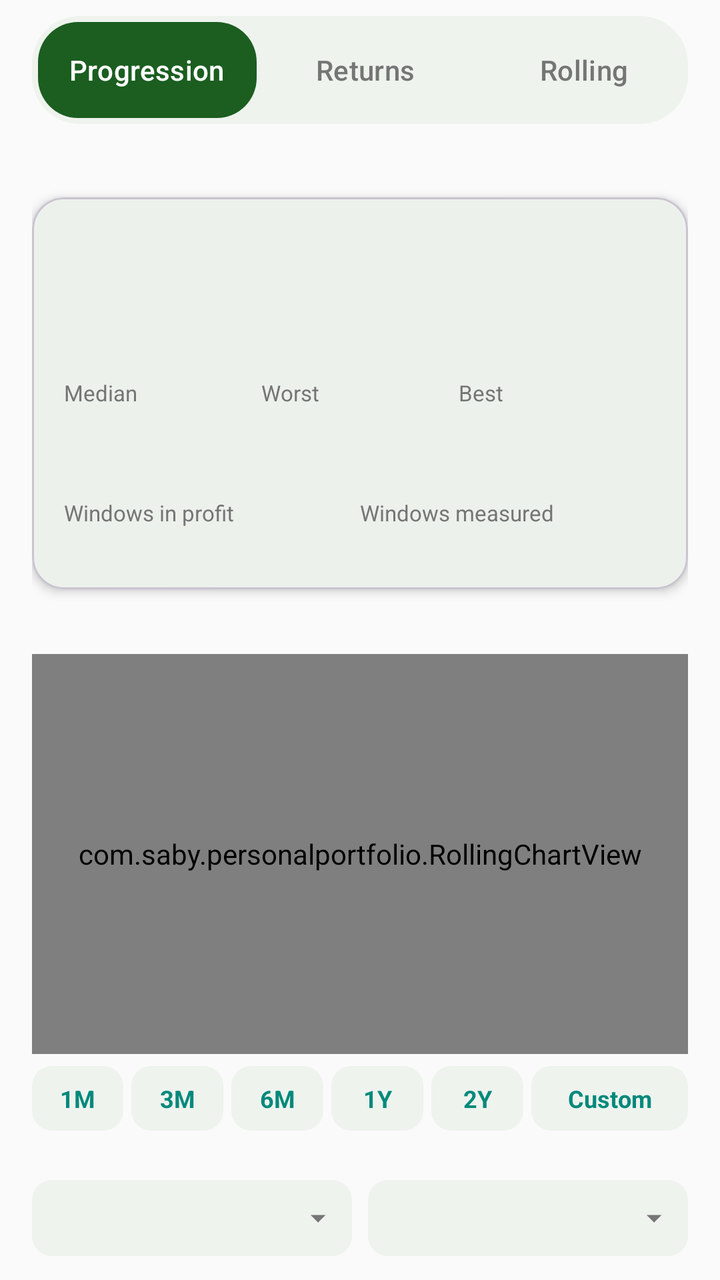
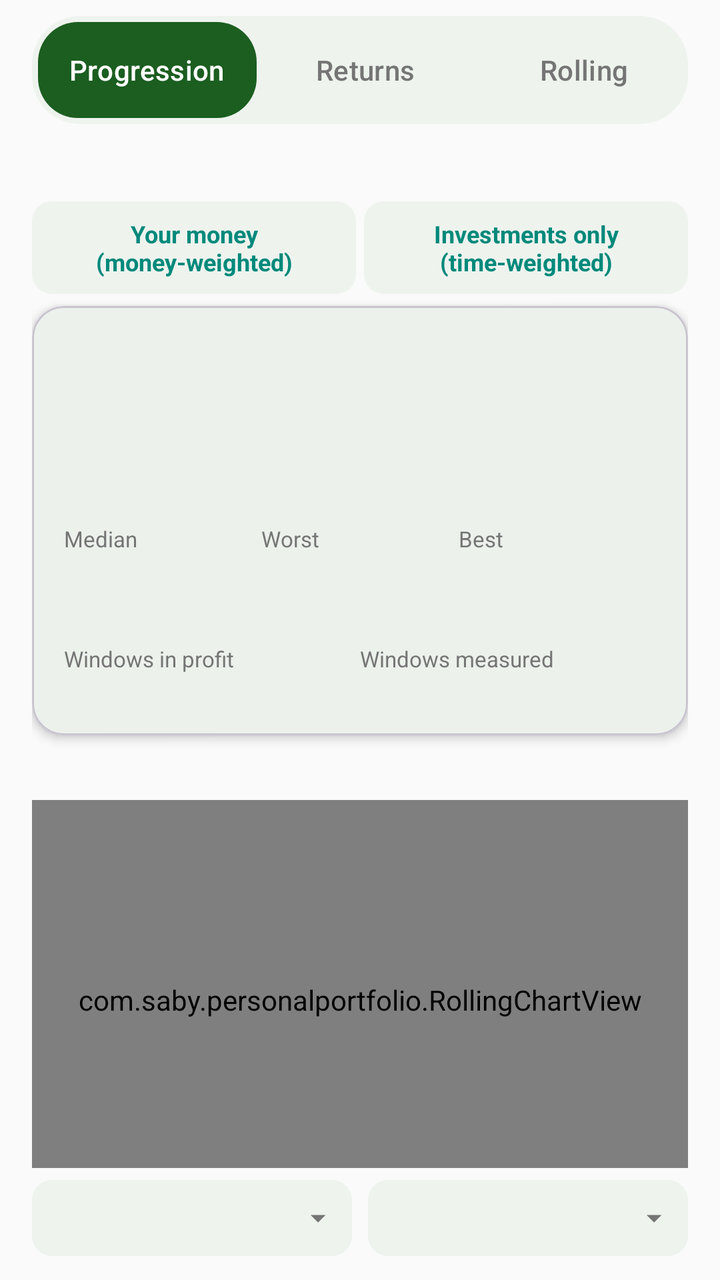

The first picture is an Android layout as it rendered before a commit; the second is the same layout after the commit. The layout source and the unified diff follow.
<!-- AndroidManifest.xml: application theme Theme.PersonalPortfolio -->
<!-- res/layout/activity_rolling.xml -->
<?xml version="1.0" encoding="utf-8"?>
<LinearLayout xmlns:android="http://schemas.android.com/apk/res/android"
    xmlns:app="http://schemas.android.com/apk/res-auto"
    android:layout_width="match_parent"
    android:layout_height="match_parent"
    android:orientation="vertical">

    
    <com.google.android.material.tabs.TabLayout
        android:id="@+id/rollingSectionTabLayout"
        android:layout_width="match_parent"
        android:layout_height="wrap_content"
        android:layout_marginStart="16dp"
        android:layout_marginEnd="16dp"
        android:layout_marginTop="8dp"
        android:background="@drawable/tab_bar_background"
        android:padding="3dp"
        app:tabBackground="@android:color/transparent"
        app:tabIndicator="@drawable/tab_indicator_pill"
        app:tabIndicatorAnimationMode="elastic"
        app:tabIndicatorFullWidth="true"
        app:tabIndicatorGravity="stretch"
        app:tabIndicatorColor="@color/colorPrimary"
        app:tabRippleColor="@null"
        app:tabPaddingTop="1dp"
        app:tabPaddingBottom="1dp"
        app:tabTextColor="@color/colorNeutral"
        app:tabSelectedTextColor="@color/colorOnPrimary"
        app:tabMode="fixed"
        app:tabGravity="fill">

        <com.google.android.material.tabs.TabItem
            android:layout_width="wrap_content"
            android:layout_height="wrap_content"
            android:text="Progression" />

        <com.google.android.material.tabs.TabItem
            android:layout_width="wrap_content"
            android:layout_height="wrap_content"
            android:text="Returns" />

        <com.google.android.material.tabs.TabItem
            android:layout_width="wrap_content"
            android:layout_height="wrap_content"
            android:text="Rolling" />

    </com.google.android.material.tabs.TabLayout>

    <androidx.core.widget.NestedScrollView
        android:layout_width="match_parent"
        android:layout_height="0dp"
        android:layout_weight="1"
        android:fillViewport="true">

        <LinearLayout
            android:layout_width="match_parent"
            android:layout_height="wrap_content"
            android:orientation="vertical"
            android:padding="16dp">

            <TextView
                android:id="@+id/rollingStatusText"
                android:layout_width="match_parent"
                android:layout_height="wrap_content"
                android:textSize="11sp"
                android:textColor="@color/colorNeutral" />

            <com.google.android.material.card.MaterialCardView
                android:layout_width="match_parent"
                android:layout_height="wrap_content"
                android:layout_marginTop="6dp"
                app:cardCornerRadius="16dp"
                app:cardElevation="3dp">

                <LinearLayout
                    android:layout_width="match_parent"
                    android:layout_height="wrap_content"
                    android:orientation="vertical"
                    android:paddingStart="16dp"
                    android:paddingEnd="16dp"
                    android:paddingTop="12dp"
                    android:paddingBottom="12dp">

                    <TextView
                        android:id="@+id/rollingTitle"
                        android:layout_width="match_parent"
                        android:layout_height="wrap_content"
                        android:textSize="12sp"
                        android:textStyle="bold"
                        android:textColor="@color/colorNeutral" />

                    <TextView
                        android:id="@+id/rollingLatest"
                        android:layout_width="match_parent"
                        android:layout_height="wrap_content"
                        android:textSize="28sp"
                        android:textStyle="bold" />

                    <TextView
                        android:id="@+id/rollingLatestCaption"
                        android:layout_width="match_parent"
                        android:layout_height="wrap_content"
                        android:textSize="11sp"
                        android:textColor="@color/colorNeutral" />

                    <LinearLayout
                        android:layout_width="match_parent"
                        android:layout_height="wrap_content"
                        android:layout_marginTop="10dp"
                        android:orientation="horizontal">

                    <LinearLayout
                        android:layout_width="0dp"
                        android:layout_height="wrap_content"
                        android:layout_weight="1"
                        android:orientation="vertical">

                        <TextView
                            android:layout_width="match_parent"
                            android:layout_height="wrap_content"
                            android:text="Median"
                            android:textSize="11sp"
                            android:textColor="@color/colorNeutral" />

                        <TextView
                            android:id="@+id/rollingMedian"
                            android:layout_width="match_parent"
                            android:layout_height="wrap_content"
                            android:textSize="16sp"
                            android:textStyle="bold" />
                    </LinearLayout>

                    <LinearLayout
                        android:layout_width="0dp"
                        android:layout_height="wrap_content"
                        android:layout_weight="1"
                        android:orientation="vertical">

                        <TextView
                            android:layout_width="match_parent"
                            android:layout_height="wrap_content"
                            android:text="Worst"
                            android:textSize="11sp"
                            android:textColor="@color/colorNeutral" />

                        <TextView
                            android:id="@+id/rollingWorst"
                            android:layout_width="match_parent"
                            android:layout_height="wrap_content"
                            android:textSize="16sp"
                            android:textStyle="bold" />
                        <TextView
                            android:id="@+id/rollingWorstDate"
                            android:layout_width="match_parent"
                            android:layout_height="wrap_content"
                            android:textSize="10sp"
                            android:textColor="@color/colorNeutral" />
                    </LinearLayout>

                    <LinearLayout
                        android:layout_width="0dp"
                        android:layout_height="wrap_content"
                        android:layout_weight="1"
                        android:orientation="vertical">

                        <TextView
                            android:layout_width="match_parent"
                            android:layout_height="wrap_content"
                            android:text="Best"
                            android:textSize="11sp"
                            android:textColor="@color/colorNeutral" />

                        <TextView
                            android:id="@+id/rollingBest"
                            android:layout_width="match_parent"
                            android:layout_height="wrap_content"
                            android:textSize="16sp"
                            android:textStyle="bold" />
                        <TextView
                            android:id="@+id/rollingBestDate"
                            android:layout_width="match_parent"
                            android:layout_height="wrap_content"
                            android:textSize="10sp"
                            android:textColor="@color/colorNeutral" />
                    </LinearLayout>

                    </LinearLayout>

                    <LinearLayout
                        android:layout_width="match_parent"
                        android:layout_height="wrap_content"
                        android:layout_marginTop="10dp"
                        android:orientation="horizontal">

                    <LinearLayout
                        android:layout_width="0dp"
                        android:layout_height="wrap_content"
                        android:layout_weight="1"
                        android:orientation="vertical">

                        <TextView
                            android:layout_width="match_parent"
                            android:layout_height="wrap_content"
                            android:text="Windows in profit"
                            android:textSize="11sp"
                            android:textColor="@color/colorNeutral" />

                        <TextView
                            android:id="@+id/rollingPositive"
                            android:layout_width="match_parent"
                            android:layout_height="wrap_content"
                            android:textSize="14sp"
                            android:textStyle="bold" />
                    </LinearLayout>

                    <LinearLayout
                        android:layout_width="0dp"
                        android:layout_height="wrap_content"
                        android:layout_weight="1"
                        android:orientation="vertical">

                        <TextView
                            android:layout_width="match_parent"
                            android:layout_height="wrap_content"
                            android:text="Windows measured"
                            android:textSize="11sp"
                            android:textColor="@color/colorNeutral" />

                        <TextView
                            android:id="@+id/rollingCount"
                            android:layout_width="match_parent"
                            android:layout_height="wrap_content"
                            android:textSize="14sp"
                            android:textStyle="bold" />
                    </LinearLayout>

                    </LinearLayout>

                </LinearLayout>
            </com.google.android.material.card.MaterialCardView>

            <TextView
                android:id="@+id/rollingScrubText"
                android:layout_width="match_parent"
                android:layout_height="wrap_content"
                android:layout_marginTop="12dp"
                android:textSize="12sp"
                android:textStyle="bold" />

            <com.saby.personalportfolio.RollingChartView
                android:id="@+id/rollingChart"
                android:layout_width="match_parent"
                android:layout_height="200dp"
                android:layout_marginTop="4dp" />

            <LinearLayout
                android:layout_width="match_parent"
                android:layout_height="wrap_content"
                android:layout_marginTop="6dp"
                android:orientation="horizontal">

                <TextView
                    android:id="@+id/rollingChip1M"
                    style="@style/ActionChip"
                    android:layout_width="0dp"
                    android:layout_weight="1"
                    android:layout_marginEnd="4dp"
                    android:paddingStart="0dp"
                    android:paddingEnd="0dp"
                    android:textSize="12sp"
                    android:text="1M" />

                <TextView
                    android:id="@+id/rollingChip3M"
                    style="@style/ActionChip"
                    android:layout_width="0dp"
                    android:layout_weight="1"
                    android:layout_marginEnd="4dp"
                    android:paddingStart="0dp"
                    android:paddingEnd="0dp"
                    android:textSize="12sp"
                    android:text="3M" />

                <TextView
                    android:id="@+id/rollingChip6M"
                    style="@style/ActionChip"
                    android:layout_width="0dp"
                    android:layout_weight="1"
                    android:layout_marginEnd="4dp"
                    android:paddingStart="0dp"
                    android:paddingEnd="0dp"
                    android:textSize="12sp"
                    android:text="6M" />

                <TextView
                    android:id="@+id/rollingChip1Y"
                    style="@style/ActionChip"
                    android:layout_width="0dp"
                    android:layout_weight="1"
                    android:layout_marginEnd="4dp"
                    android:paddingStart="0dp"
                    android:paddingEnd="0dp"
                    android:textSize="12sp"
                    android:text="1Y" />

                <TextView
                    android:id="@+id/rollingChip2Y"
                    style="@style/ActionChip"
                    android:layout_width="0dp"
                    android:layout_weight="1"
                    android:layout_marginEnd="4dp"
                    android:paddingStart="0dp"
                    android:paddingEnd="0dp"
                    android:textSize="12sp"
                    android:text="2Y" />

                <TextView
                    android:id="@+id/rollingChipCustom"
                    style="@style/ActionChip"
                    android:layout_width="0dp"
                    android:layout_weight="1.7"
                    android:layout_marginEnd="0dp"
                    android:paddingStart="0dp"
                    android:paddingEnd="0dp"
                    android:textSize="12sp"
                    android:text="Custom" />

            </LinearLayout>

            <TextView
                android:id="@+id/rollingNote"
                android:layout_width="match_parent"
                android:layout_height="wrap_content"
                android:layout_marginTop="12dp"
                android:textSize="11sp"
                android:textColor="@color/colorNeutral" />

        </LinearLayout>

    </androidx.core.widget.NestedScrollView>

    <LinearLayout
        android:layout_width="match_parent"
        android:layout_height="wrap_content"
        android:orientation="horizontal"
        android:paddingStart="16dp"
        android:paddingEnd="16dp"
        android:paddingTop="6dp"
        android:paddingBottom="12dp">

        <TextView
            android:id="@+id/rollingMemberTab"
            style="@style/ProgressionDropdownTab"
            android:layout_width="0dp"
            android:layout_weight="1" />

        <TextView
            android:id="@+id/rollingAxisTab"
            style="@style/ProgressionDropdownTab"
            android:layout_width="0dp"
            android:layout_weight="1"
            android:layout_marginStart="8dp" />

    </LinearLayout>

</LinearLayout>
<!-- resources referenced by this layout -->
<resources>
  <color name="colorNeutral">#757575</color>
  <color name="colorOnPrimary">#FFFFFF</color>
  <color name="colorPrimary">#1B5E20</color>
  <!-- drawable tab_bar_background (drawable) -->
  <?xml version="1.0" encoding="utf-8"?>
  <shape xmlns:android="http://schemas.android.com/apk/res/android"
      android:shape="rectangle">
      <solid android:color="@color/colorSurfaceVariant" />
      <corners android:radius="24dp" />
  </shape>
  <!-- drawable tab_indicator_pill (drawable) -->
  <?xml version="1.0" encoding="utf-8"?>
  <shape xmlns:android="http://schemas.android.com/apk/res/android"
      android:shape="rectangle">
      <solid android:color="@color/colorPrimary" />
      <corners android:radius="20dp" />
  </shape>
  <style name="ActionChip">
          <item name="android:layout_height">wrap_content</item>
          <item name="android:paddingStart">14dp</item>
          <item name="android:paddingEnd">14dp</item>
          <item name="android:paddingTop">8dp</item>
          <item name="android:paddingBottom">8dp</item>
          <item name="android:background">@drawable/dropdown_tab_background</item>
          <item name="android:textSize">13sp</item>
          <item name="android:textStyle">bold</item>
          <item name="android:textColor">@color/colorSecondary</item>
          <item name="android:gravity">center</item>
          <item name="android:clickable">true</item>
          <item name="android:focusable">true</item>
      </style>
  <style name="Theme.PersonalPortfolio" parent="Theme.Material3.DayNight.NoActionBar">
          <item name="colorPrimary">@color/colorPrimary</item>
          <item name="colorPrimaryVariant">@color/colorPrimaryVariant</item>
          <item name="colorOnPrimary">@color/colorOnPrimary</item>
  
          <item name="colorSecondary">@color/colorSecondary</item>
          <item name="colorOnSecondary">@color/colorOnSecondary</item>
  
          <item name="android:colorBackground">@color/colorBackground</item>
          <item name="colorOnBackground">@color/colorOnBackground</item>
  
          <item name="colorSurface">@color/colorSurface</item>
          <item name="colorOnSurface">@color/colorOnSurface</item>
  
          <item name="android:statusBarColor">@color/colorPrimaryVariant</item>
      </style>
  <color name="colorSurfaceVariant">#EEF3EE</color>
  <!-- drawable dropdown_tab_background (drawable) -->
  <?xml version="1.0" encoding="utf-8"?>
  <shape xmlns:android="http://schemas.android.com/apk/res/android"
      android:shape="rectangle">
      <solid android:color="@color/colorSurfaceVariant" />
      <corners android:radius="10dp" />
  </shape>
  <color name="colorSecondary">#00897B</color>
  <color name="colorOnSurface">#1A1A1A</color>
  <!-- drawable ic_dropdown_caret (drawable) -->
  <vector xmlns:android="http://schemas.android.com/apk/res/android"
      android:width="18dp"
      android:height="18dp"
      android:viewportWidth="24"
      android:viewportHeight="24">
      <path
          android:fillColor="#757575"
          android:pathData="M7,10l5,5 5,-5z" />
  </vector>
  <color name="colorPrimaryVariant">#0D3B12</color>
  <color name="colorOnSecondary">#FFFFFF</color>
  <color name="colorBackground">#FAFAFA</color>
  <color name="colorOnBackground">#1A1A1A</color>
  <color name="colorSurface">#FFFFFF</color>
  <!-- unchanged entries left out for length: 1 -->
</resources>

<!-- the commit's change to res/layout/activity_rolling.xml (unified diff, before → after) -->
@@ -65,6 +65,30 @@
                 android:textSize="11sp"
                 android:textColor="@color/colorNeutral" />
 
+            <LinearLayout
+                android:layout_width="match_parent"
+                android:layout_height="wrap_content"
+                android:layout_marginTop="8dp"
+                android:orientation="horizontal">
+
+                <TextView
+                    android:id="@+id/rollingModeMoney"
+                    style="@style/ActionChip"
+                    android:layout_width="0dp"
+                    android:layout_weight="1"
+                    android:layout_marginEnd="4dp"
+                    android:textSize="12sp"
+                    android:text="Your money (money-weighted)" />
+
+                <TextView
+                    android:id="@+id/rollingModeTime"
+                    style="@style/ActionChip"
+                    android:layout_width="0dp"
+                    android:layout_weight="1"
+                    android:textSize="12sp"
+                    android:text="Investments only (time-weighted)" />
+            </LinearLayout>
+
             <com.google.android.material.card.MaterialCardView
                 android:layout_width="match_parent"
                 android:layout_height="wrap_content"
@@ -103,6 +127,14 @@
                         android:textSize="11sp"
                         android:textColor="@color/colorNeutral" />
 
+                    <TextView
+                        android:id="@+id/rollingCompare"
+                        android:layout_width="match_parent"
+                        android:layout_height="wrap_content"
+                        android:layout_marginTop="4dp"
+                        android:textSize="11sp"
+                        android:textColor="@color/colorNeutral" />
+
                     <LinearLayout
                         android:layout_width="match_parent"
                         android:layout_height="wrap_content"
